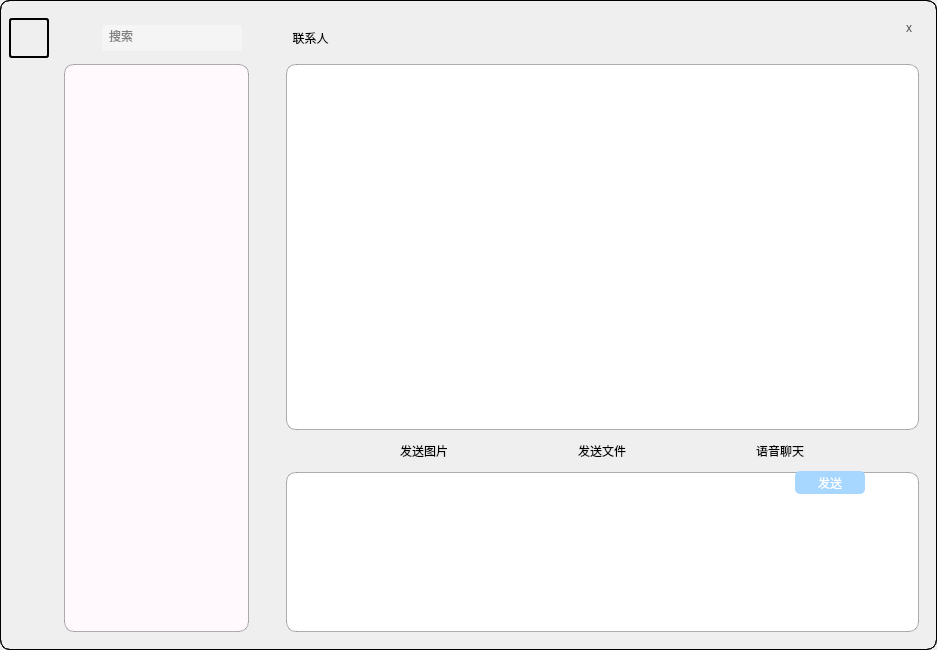
cyclone0312/IchatSystem, file user/user/mainwindow.ui: the form before one commit.
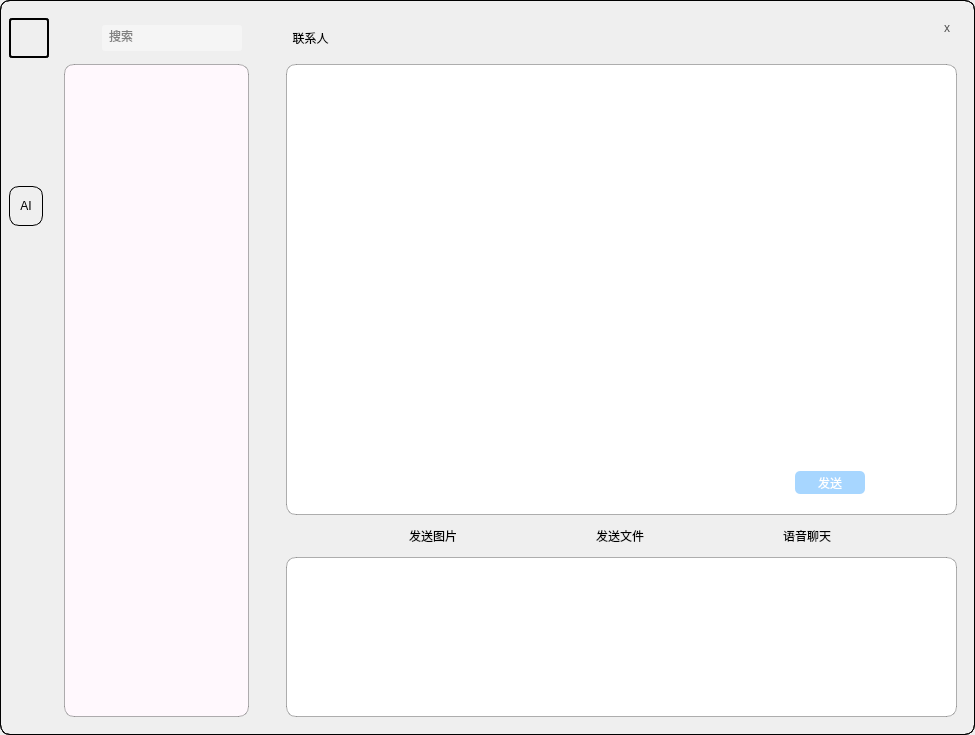
The form after the commit. Icons and pictures are not drawn. Custom widgets are drawn as their Qt base class.

The edit to the form file:
```diff
--- a/user/user/mainwindow.ui
+++ b/user/user/mainwindow.ui
@@ -6,8 +6,8 @@
    <rect>
     <x>0</x>
     <y>0</y>
-    <width>937</width>
-    <height>650</height>
+    <width>975</width>
+    <height>735</height>
    </rect>
   </property>
   <property name="sizePolicy">
@@ -199,6 +199,31 @@
         </property>
        </widget>
       </item>
+      <item>
+       <widget class="QPushButton" name="but_tool4">
+        <property name="minimumSize">
+         <size>
+          <width>34</width>
+          <height>40</height>
+         </size>
+        </property>
+        <property name="maximumSize">
+         <size>
+          <width>34</width>
+          <height>40</height>
+         </size>
+        </property>
+        <property name="styleSheet">
+         <string notr="true">QPushButton:hover {
+background-color: rgb(255, 170, 255); 
+}
+</string>
+        </property>
+        <property name="text">
+         <string>AI</string>
+        </property>
+       </widget>
+      </item>
       <item>
        <spacer name="verticalSpacer_4">
         <property name="orientation">
```
Left out of the diff: 13 changed lines with no effect on the pictures.
